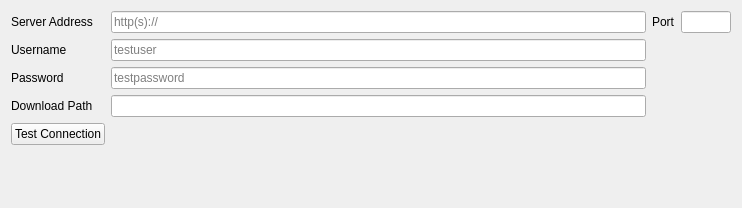
Old version of the form Plugins/org.mitk.gui.qt.xnat/src/internal/QmitkXnatConnectionPreferencePageControls.ui in the repository MITK/MITK.
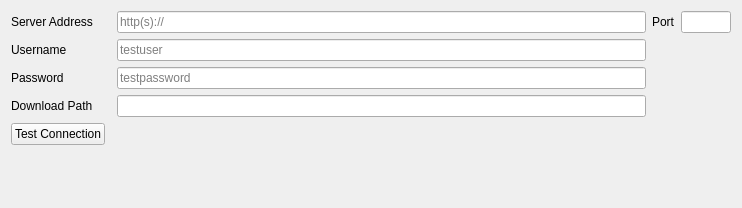
New version of the form.

Commit message: Validation Method Changes. Little UI-File changes for a better look.

What changed in the file:
```diff
--- a/Plugins/org.mitk.gui.qt.xnat/src/internal/QmitkXnatConnectionPreferencePageControls.ui
+++ b/Plugins/org.mitk.gui.qt.xnat/src/internal/QmitkXnatConnectionPreferencePageControls.ui
@@ -120,26 +120,22 @@
      </property>
     </widget>
    </item>
-   <item row="4" column="3">
+   <item row="5" column="1" colspan="3">
     <widget class="QLabel" name="testConnectionLabel">
+     <property name="layoutDirection">
+      <enum>Qt::LeftToRight</enum>
+     </property>
+     <property name="lineWidth">
+      <number>1</number>
+     </property>
      <property name="text">
       <string/>
      </property>
+     <property name="alignment">
+      <set>Qt::AlignLeading|Qt::AlignLeft|Qt::AlignTop</set>
+     </property>
     </widget>
    </item>
-   <item row="5" column="1">
-    <spacer name="verticalSpacer">
-     <property name="orientation">
-      <enum>Qt::Vertical</enum>
-     </property>
-     <property name="sizeHint" stdset="0">
-      <size>
-       <width>20</width>
-       <height>40</height>
-      </size>
-     </property>
-    </spacer>
-   </item>
   </layout>
  </widget>
  <resources/>
```
The commit also changes 2 other files.
